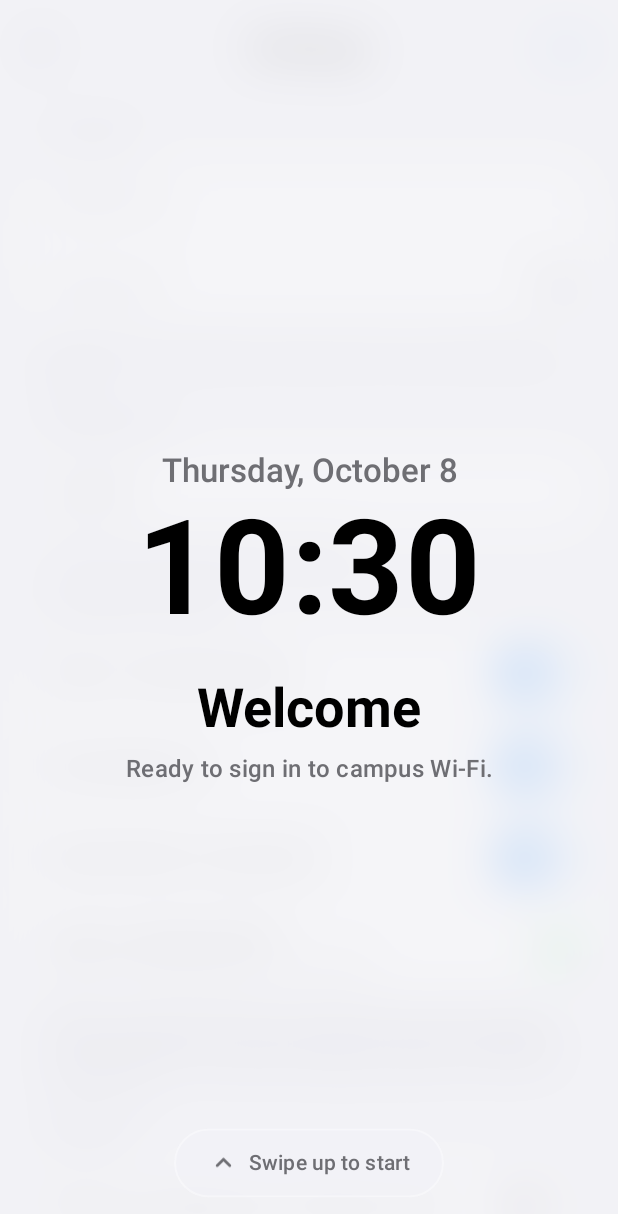
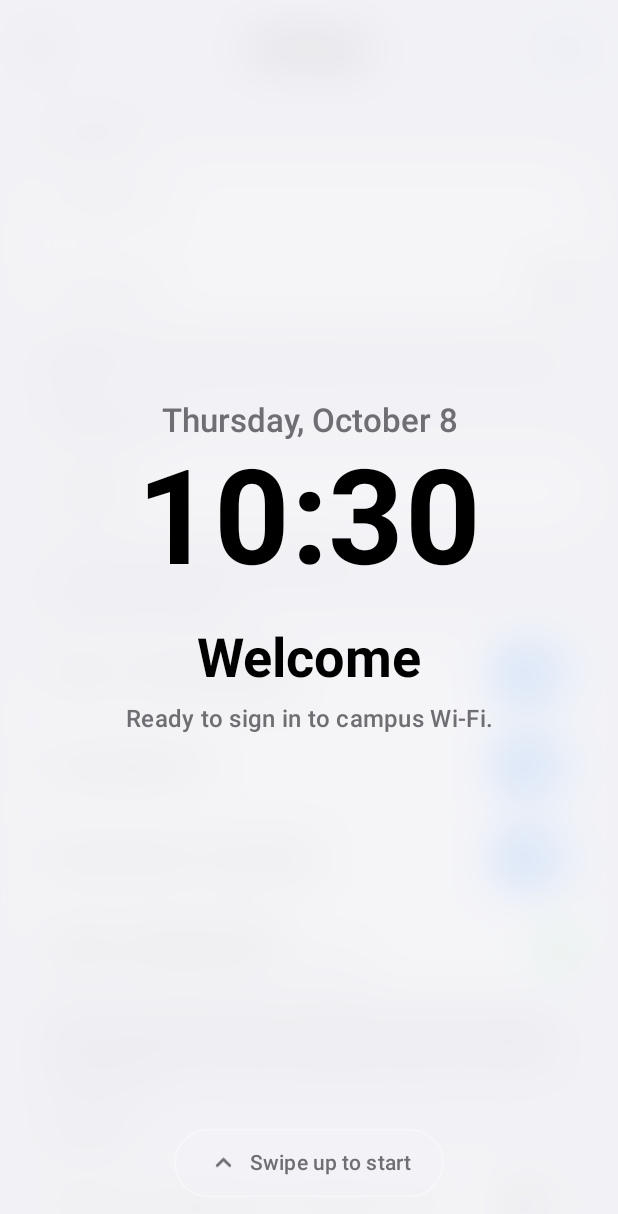
Before and after one commit to Jy2005ov0/WifiConnect, an Android app built with Jetpack Compose: the screen it shows after launch (MainActivity), on a phone screen of 412 x 824 dp. Shown: the top 1214 px of the screen. Run offline under Robolectric (Android 15) with nearby library versions, the phone set to English and light mode, and no system bars; pictures from the network do not load; 2 statements that could not run were skipped.

Commit message:
Android: fit small screens, large text and long translations
- Main screen scrolls when it doesn't fit (360x640 phones, split screen,
  large text); the big title folds into the bar as it scrolls.
- Detail rows share space between label and value instead of a fixed width.
- Pills use rounded corners so wrapped words aren't cut off.
- Welcome page: the clock stays on one line at any font size and can't
  overlap the Swipe up hint; nearly solid on Android 11 and older, which
  can't blur.
- Screen titles stay on one line; Settings labels can't squeeze out their
  fields; speed test number, tiles and button fit large text.
- Widget fits shorter cells and long words; the button grows with text.
- Notification uses the small Wi-Fi icon; no light flash between screens
  when the app's appearance differs from the phone's.

Co-Authored-By: Claude Opus 5.5 <noreply@anthropic.com>
Claude-Session: https://claude.ai/code/session_01Fb1aEFpn68NneTNbqQWaRb

```diff
--- a/android/app/src/main/java/com/wificonnect/app/AutoLogin.kt
+++ b/android/app/src/main/java/com/wificonnect/app/AutoLogin.kt
@@ -104,7 +104,7 @@ object AutoLogin {
             context, 0, Intent(context, MainActivity::class.java), PendingIntent.FLAG_IMMUTABLE,
         )
         val notification = NotificationCompat.Builder(context, CHANNEL_ID)
-            .setSmallIcon(R.drawable.ic_launcher_monochrome)
+            .setSmallIcon(R.drawable.ic_status_wifi)
             .setContentTitle(title)
             .setContentText(message)
             .setStyle(NotificationCompat.BigTextStyle().bigText(message))
--- a/android/app/src/main/java/com/wificonnect/app/HistoryScreen.kt
+++ b/android/app/src/main/java/com/wificonnect/app/HistoryScreen.kt
@@ -1,5 +1,6 @@
 package com.wificonnect.app
 
+import androidx.compose.ui.text.style.TextOverflow
 import android.content.ClipData
 import android.content.ClipboardManager
 import android.text.format.DateUtils
@@ -69,7 +70,7 @@ fun HistoryScreen(onBack: () -> Unit) {
         contentColor = MaterialTheme.colorScheme.onBackground,
         topBar = {
             CenterAlignedTopAppBar(
-                title = { Text(stringResource(R.string.history_title), fontWeight = FontWeight.SemiBold) },
+                title = { Text(stringResource(R.string.history_title), fontWeight = FontWeight.SemiBold, maxLines = 1, overflow = TextOverflow.Ellipsis) },
                 navigationIcon = {
                     IconButton(onClick = onBack) {
                         Icon(Icons.AutoMirrored.Rounded.ArrowBack, contentDescription = stringResource(R.string.back))
--- a/android/app/src/main/java/com/wificonnect/app/MainActivity.kt
+++ b/android/app/src/main/java/com/wificonnect/app/MainActivity.kt
@@ -1,5 +1,7 @@
 package com.wificonnect.app
 
+import androidx.compose.foundation.background
+import androidx.compose.material3.MaterialTheme
 import android.Manifest
 import android.content.pm.PackageManager
 import android.os.Build
@@ -182,7 +184,9 @@ class MainActivity : FragmentActivity() {
 
                 // Behind the welcome page the app is blurred, so the page reads as frosted glass.
                 val blur by animateDpAsState(if (showWelcome) 28.dp else 0.dp, label = "blur")
-                Box(Modifier.fillMaxSize()) {
+                // The app's own background, so the phone's light/dark window doesn't flash through
+                // while screens cross-fade when the app's appearance differs from the phone's.
+                Box(Modifier.fillMaxSize().background(MaterialTheme.colorScheme.background)) {
                 AnimatedContent(
                     modifier = Modifier.blur(blur),
                     targetState = when {
--- a/android/app/src/main/java/com/wificonnect/app/SettingsScreen.kt
+++ b/android/app/src/main/java/com/wificonnect/app/SettingsScreen.kt
@@ -1,5 +1,7 @@
 package com.wificonnect.app
 
+import androidx.compose.foundation.layout.widthIn
+import androidx.compose.ui.text.style.TextOverflow
 import androidx.activity.compose.BackHandler
 import androidx.compose.material.icons.rounded.CheckCircle
 import androidx.lifecycle.compose.LifecycleResumeEffect
@@ -114,7 +116,7 @@ fun SettingsScreen(
         containerColor = MaterialTheme.colorScheme.background,
         topBar = {
             CenterAlignedTopAppBar(
-                title = { Text(stringResource(R.string.settings_title), fontWeight = FontWeight.SemiBold) },
+                title = { Text(stringResource(R.string.settings_title), fontWeight = FontWeight.SemiBold, maxLines = 1, overflow = TextOverflow.Ellipsis) },
                 navigationIcon = {
                     IconButton(onClick = ::saveAndClose) {
                         Icon(Icons.AutoMirrored.Rounded.ArrowBack, contentDescription = stringResource(R.string.back))
@@ -557,7 +559,8 @@ private fun LabeledField(
     onValueChange: (String) -> Unit,
 ) {
     Row(verticalAlignment = Alignment.CenterVertically, modifier = Modifier.padding(start = 16.dp)) {
-        Text(label)
+        // Capped, so a long label (Tamil, large text) can't squeeze the field out of the row.
+        Text(label, modifier = Modifier.widthIn(max = 140.dp))
         PlainField(
             value = value,
             onValueChange = onValueChange,
--- a/android/app/src/main/java/com/wificonnect/app/ShareSetupScreen.kt
+++ b/android/app/src/main/java/com/wificonnect/app/ShareSetupScreen.kt
@@ -1,5 +1,6 @@
 package com.wificonnect.app
 
+import androidx.compose.ui.text.style.TextOverflow
 import android.content.ClipboardManager
 import android.content.Intent
 import androidx.activity.compose.BackHandler
@@ -66,7 +67,7 @@ fun ShareSetupScreen(onBack: () -> Unit, onImport: (SharedSetup) -> Unit) {
         contentColor = MaterialTheme.colorScheme.onBackground,
         topBar = {
             CenterAlignedTopAppBar(
-                title = { Text(stringResource(R.string.share_title), fontWeight = FontWeight.SemiBold) },
+                title = { Text(stringResource(R.string.share_title), fontWeight = FontWeight.SemiBold, maxLines = 1, overflow = TextOverflow.Ellipsis) },
                 navigationIcon = {
                     IconButton(onClick = onBack) {
                         Icon(Icons.AutoMirrored.Rounded.ArrowBack, contentDescription = stringResource(R.string.back))
--- a/android/app/src/main/java/com/wificonnect/app/WelcomeScreen.kt
+++ b/android/app/src/main/java/com/wificonnect/app/WelcomeScreen.kt
@@ -48,7 +48,6 @@ import android.app.Activity
 import androidx.activity.compose.BackHandler
 import androidx.compose.ui.draw.clip
 import androidx.compose.ui.graphics.Color
-import androidx.compose.foundation.shape.CircleShape
 import androidx.compose.foundation.layout.width
 import androidx.compose.foundation.layout.Row
 import androidx.compose.foundation.border
@@ -63,6 +62,11 @@ import androidx.compose.runtime.setValue
 import androidx.compose.runtime.mutableStateOf
 import androidx.compose.runtime.LaunchedEffect
 import android.text.format.DateFormat
+import android.os.Build
+import androidx.compose.foundation.layout.Arrangement
+import androidx.compose.foundation.layout.fillMaxWidth
+import androidx.compose.foundation.shape.RoundedCornerShape
+import androidx.compose.ui.text.style.TextOverflow
 import androidx.lifecycle.compose.LifecycleResumeEffect
 
 /** The first page when the app opens: the time and a welcome. Swipe it up, like a lock screen. */
@@ -108,18 +112,22 @@ fun WelcomeScreen(onFinish: () -> Unit) {
                     translationY = offset.value
                     alpha = 1f - (-offset.value / height).coerceIn(0f, 1f) * 0.6f
                 }
-                // Frosted glass: the app shows through, blurred (Android 12+), behind the welcome.
-                .background(MaterialTheme.colorScheme.background.copy(alpha = 0.78f))
+                // Frosted glass: the app shows through, blurred, behind the welcome. Android 11 and
+                // older can't blur, so there it's nearly solid instead of showing the app sharply.
+                .background(MaterialTheme.colorScheme.background.copy(alpha = if (Build.VERSION.SDK_INT >= 31) 0.78f else 0.96f))
                 .semantics {
                     customActions = listOf(CustomAccessibilityAction(swipeLabel) { onFinish(); true })
                 }
                 .safeDrawingPadding()
                 .padding(horizontal = 32.dp),
         ) {
+            // The welcome fills the space above the hint, so a big clock or large text can't overlap it.
+            Column(horizontalAlignment = Alignment.CenterHorizontally, modifier = Modifier.fillMaxSize()) {
             // Design A, with the time where the logo was.
             Column(
                 horizontalAlignment = Alignment.CenterHorizontally,
-                modifier = Modifier.align(Alignment.Center),
+                verticalArrangement = Arrangement.Center,
+                modifier = Modifier.weight(1f).fillMaxWidth(),
             ) {
                 Clock()
                 Spacer(Modifier.height(20.dp))
@@ -147,12 +155,12 @@ fun WelcomeScreen(onFinish: () -> Unit) {
             Row(
                 verticalAlignment = Alignment.CenterVertically,
                 modifier = Modifier
-                    .align(Alignment.BottomCenter)
                     .padding(bottom = 20.dp)
                     .graphicsLayer { translationY = bounce.dp.toPx() }
-                    .clip(CircleShape)
+                    // Rounded rather than a full circle, so wrapped words (Tamil) aren't cut at the ends.
+                    .clip(RoundedCornerShape(24.dp))
                     .background(MaterialTheme.colorScheme.surface.copy(alpha = 0.55f))
-                    .border(1.dp, Color.White.copy(alpha = 0.35f), CircleShape)
+                    .border(1.dp, Color.White.copy(alpha = 0.35f), RoundedCornerShape(24.dp))
                     .clickable(remember { MutableInteractionSource() }, indication = null) { finish() }
                     .padding(horizontal = 22.dp, vertical = 12.dp),
             ) {
@@ -167,7 +175,9 @@ fun WelcomeScreen(onFinish: () -> Unit) {
                     swipeLabel,
                     style = MaterialTheme.typography.titleSmall,
                     color = MaterialTheme.colorScheme.onSurfaceVariant,
+                    textAlign = TextAlign.Center,
                 )
+            }
             }
         }
     }
@@ -200,12 +210,18 @@ private fun Clock(modifier: Modifier = Modifier) {
             style = MaterialTheme.typography.titleLarge,
             fontWeight = FontWeight.SemiBold,
             color = MaterialTheme.colorScheme.onSurfaceVariant,
+            maxLines = 1,
+            overflow = TextOverflow.Ellipsis,
         )
+        // Sized in dp, not sp: with a larger font setting the clock would no longer fit on one line.
+        val density = LocalDensity.current
         Text(
             time,
-            fontSize = 88.sp,
-            lineHeight = 96.sp,
+            fontSize = with(density) { 88.dp.toSp() },
+            lineHeight = with(density) { 96.dp.toSp() },
             fontWeight = FontWeight.Bold,
+            maxLines = 1,
+            softWrap = false,
         )
     }
 }
--- a/android/app/src/main/res/xml/widget_status_info.xml
+++ b/android/app/src/main/res/xml/widget_status_info.xml
@@ -4,6 +4,8 @@
     android:initialLayout="@layout/widget_status"
     android:minWidth="110dp"
     android:minHeight="110dp"
+    android:minResizeHeight="150dp"
+    android:minResizeWidth="110dp"
     android:previewLayout="@layout/widget_status"
     android:resizeMode="horizontal|vertical"
     android:targetCellWidth="2"
```
Also changed, not shown: android/app/src/main/java/com/wificonnect/app/MainScreen.kt (+22 -6 lines), android/app/src/main/java/com/wificonnect/app/SpeedTestScreen.kt (+16 -5 lines), android/app/src/main/res/layout/widget_status.xml (+7 -5 lines).
